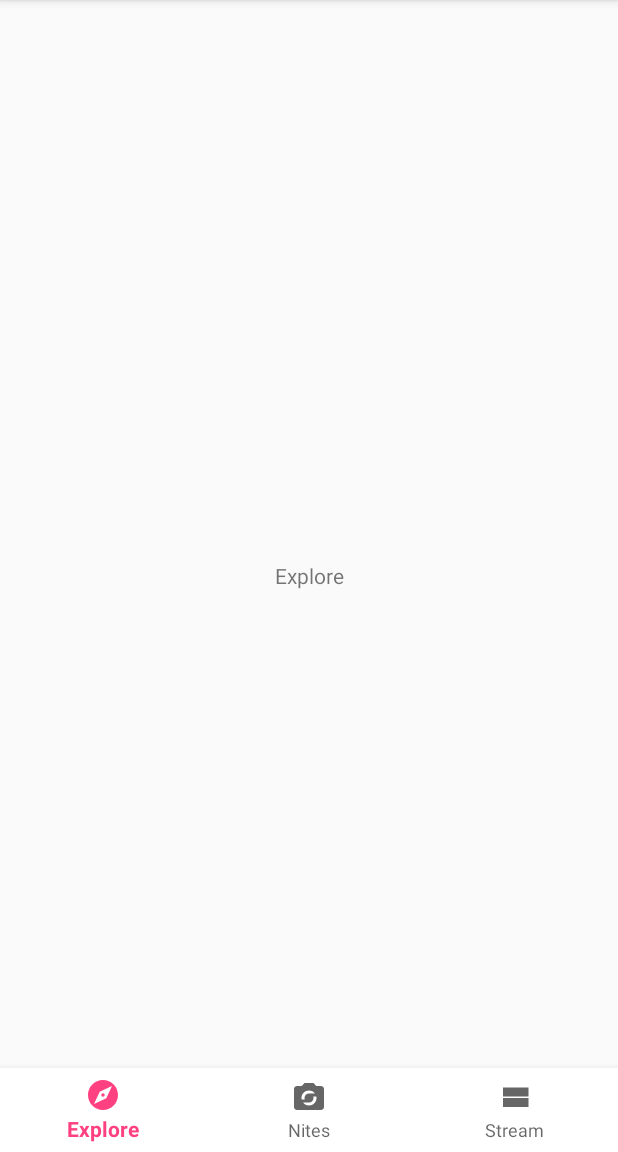
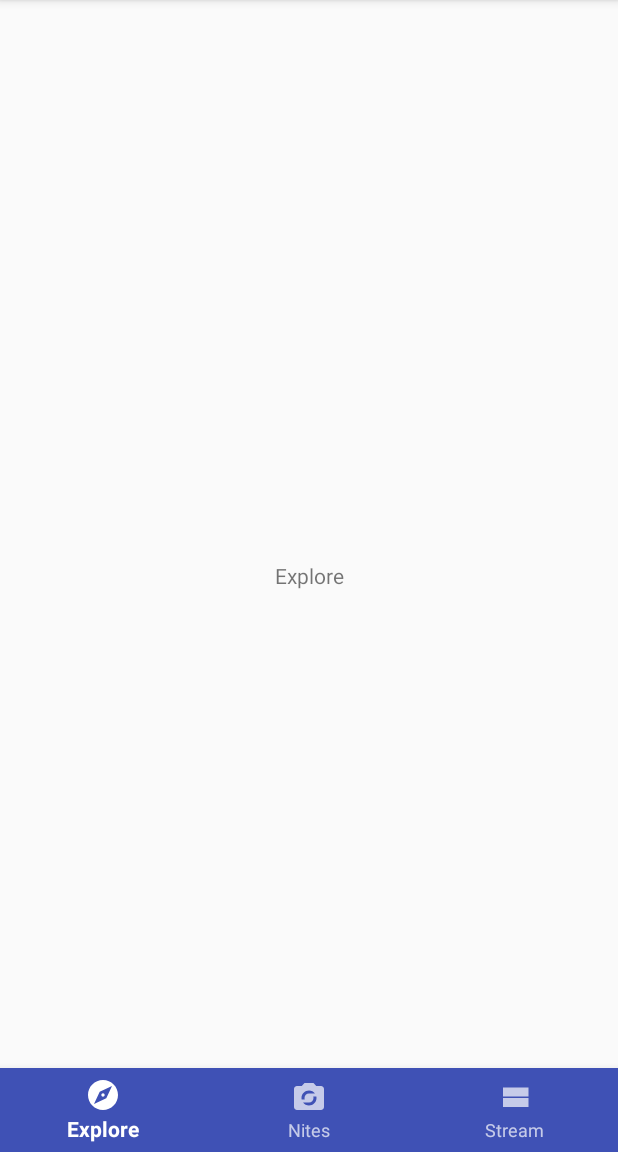
Before and after one commit to arpitvjaiswal/Culrav_2014_Updated, an Android app: the screen it shows after launch (HomeActivity), on a phone screen of 412 x 824 dp, the part 84-1236 px from its top. Run offline under Robolectric (Android 15) with nearby library versions, the phone set to English and light mode, and no system bars.

Commit message:
Fix views not swapping in home page

```diff
--- a/app/src/main/java/mnnit/arpitjaiswal/culrav/y14/navigation/HomeFragment.java
+++ b/app/src/main/java/mnnit/arpitjaiswal/culrav/y14/navigation/HomeFragment.java
@@ -5,14 +5,11 @@
 import android.support.design.widget.BottomNavigationView;
 import android.support.v4.app.Fragment;
 import android.support.v4.view.ViewPager;
-import android.util.Log;
+import android.util.SparseIntArray;
 import android.view.LayoutInflater;
 import android.view.MenuItem;
 import android.view.View;
 import android.view.ViewGroup;
-
-import java.util.HashMap;
-import java.util.Map;
 
 import mnnit.arpitjaiswal.culrav.y14.R;
 import mnnit.arpitjaiswal.culrav.y14.adapter.HomeCategoriesPagerAdapter;
@@ -20,13 +17,13 @@
 public class HomeFragment extends Fragment {
 
     private MenuItem prevMenuItem;
-    private static final Map<Integer, Integer> mappingNavViewItemToPagerId = new HashMap<>();
+    private static final SparseIntArray mappingNavViewItemToPagerId = new SparseIntArray(3);
 
-    public HomeFragment() {}
+    public HomeFragment() {
+    }
 
-    /**
-     * Add the mapping of bottom navigation view items' to viewpager fragments' position
-     */
+
+    // Add the mapping of bottom navigation view items' to viewpager fragments' position
     static {
         mappingNavViewItemToPagerId.put(R.id.home_category_explore, 0);
         mappingNavViewItemToPagerId.put(R.id.home_category_nites, 1);
@@ -58,17 +55,17 @@
 
     /**
      * Add listener to bottomNavigationView to open fragment from viewPager on selecting an item
-     * @param bottomNavigationView
-     * @param viewPager
+     *
+     * @param bottomNavigationView - bottom navigation view
+     * @param viewPager - view pager
      */
     private void setupBottomNavigationView(BottomNavigationView bottomNavigationView, final ViewPager viewPager) {
         bottomNavigationView.setOnNavigationItemSelectedListener(
                 new BottomNavigationView.OnNavigationItemSelectedListener() {
                     @Override
                     public boolean onNavigationItemSelected(@NonNull MenuItem item) {
-                        Log.d("ARPIT", "Selected bottomView item " + item.getItemId());
                         viewPager.setCurrentItem(
-                                mappingNavViewItemToPagerId.get(item.getItemId()));
+                                mappingNavViewItemToPagerId.get(item.getItemId()), true);
                         return true;
                     }
                 }
@@ -78,14 +75,14 @@
     /**
      * Add listener to viewPager to check bottomNavigationView's item on swiping to new page
      * Also add adapter to the pager to fetch the corresponding fragment for a page
-     * @param viewPager
-     * @param bottomNavigationView
+     *
+     * @param viewPager - view pager
+     * @param bottomNavigationView - bottom navigation view
      */
     private void setupCategoriesViewPager(ViewPager viewPager, final BottomNavigationView bottomNavigationView) {
         viewPager.addOnPageChangeListener(new ViewPager.OnPageChangeListener() {
             @Override
             public void onPageScrolled(int position, float positionOffset, int positionOffsetPixels) {
-
             }
 
             @Override
@@ -101,11 +98,10 @@
 
             @Override
             public void onPageScrollStateChanged(int state) {
-
             }
         });
 
-        HomeCategoriesPagerAdapter adapter = new HomeCategoriesPagerAdapter(getFragmentManager());
+        HomeCategoriesPagerAdapter adapter = new HomeCategoriesPagerAdapter(getChildFragmentManager());
         viewPager.setAdapter(adapter);
     }
 }
--- /dev/null
+++ b/app/src/main/res/drawable/home_selector_bottomnav.xml
@@ -0,0 +1,5 @@
+<?xml version="1.0" encoding="utf-8"?>
+<selector xmlns:android="http://schemas.android.com/apk/res/android">
+    <item android:color="@android:color/white" android:state_checked="true" />
+    <item android:color="@color/white_70" android:state_checked="false" />
+</selector>
--- a/app/src/main/res/layout/fragment_home.xml
+++ b/app/src/main/res/layout/fragment_home.xml
@@ -10,8 +10,9 @@
         android:layout_width="match_parent"
         android:layout_height="wrap_content"
         android:layout_gravity="bottom"
-        android:background="@android:color/white"
-        android:theme="@style/ThemeOverlay.Home.BottomNavigation"
+        android:background="@color/colorPrimary"
+        app:itemIconTint="@drawable/home_selector_bottomnav"
+        app:itemTextColor="@drawable/home_selector_bottomnav"
         app:menu="@menu/home_bottom_navigation" />
 
     <android.support.v4.view.ViewPager
--- a/app/src/main/res/values/colors.xml
+++ b/app/src/main/res/values/colors.xml
@@ -3,4 +3,5 @@
     <color name="colorPrimary">#3F51B5</color>
     <color name="colorPrimaryDark">#303F9F</color>
     <color name="colorAccent">#FF4081</color>
+    <color name="white_70">#B3FFFFFF</color>
 </resources>
--- a/app/src/main/res/values/styles.xml
+++ b/app/src/main/res/values/styles.xml
@@ -17,8 +17,4 @@
 
     <style name="AppTheme.PopupOverlay" parent="ThemeOverlay.AppCompat.Light" />
 
-    <style name="ThemeOverlay.Home.BottomNavigation" parent="">
-        <item name="colorPrimary">?attr/colorAccent</item>
-    </style>
-
 </resources>
```
